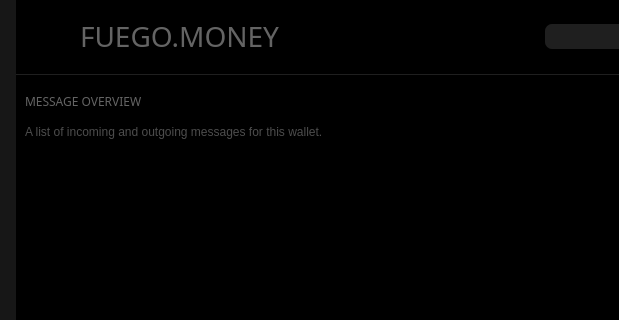
First picture: the form in src/gui/ui/overviewframe.ui, repository FandomGold/FANGO-wallet, before the edit; both pictures show x 184 to 803 and y 0 to 320 of the 1270 by 650 pixel window.
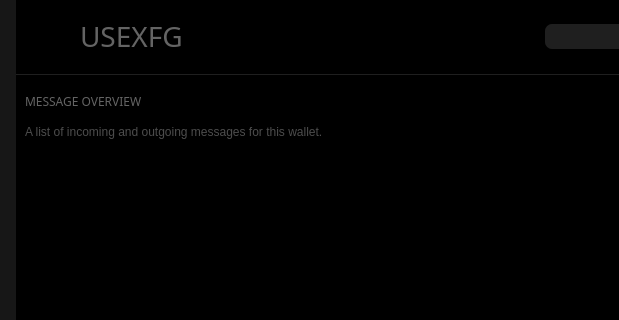
Second picture: the form after the edit. Icons and pictures are not drawn.

The edit to the form file:
```diff
--- a/src/gui/ui/overviewframe.ui
+++ b/src/gui/ui/overviewframe.ui
@@ -6374,7 +6374,7 @@
 </string>
            </property>
            <property name="text">
-            <string>&lt;html&gt;&lt;head/&gt;&lt;body&gt;&lt;p&gt;FUEGO.MONEY&lt;/p&gt;&lt;/body&gt;&lt;/html&gt;</string>
+            <string>&lt;html&gt;&lt;head/&gt;&lt;body&gt;&lt;p&gt;USEXFG&lt;/p&gt;&lt;/body&gt;&lt;/html&gt;</string>
            </property>
           </widget>
          </item>
```
Left out of the diff: 2 changed lines with no effect on the pictures.
